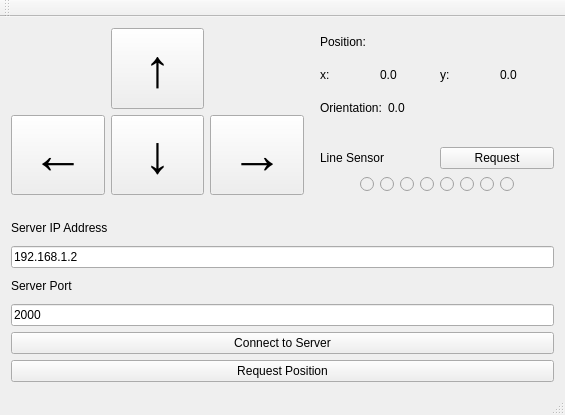
The window that QtClients/MovementDebugger/mainwindow.ui (madhavpatel6/EmbeddedSystemDesign_Team02) describes before a commit, drawn with Qt 5.
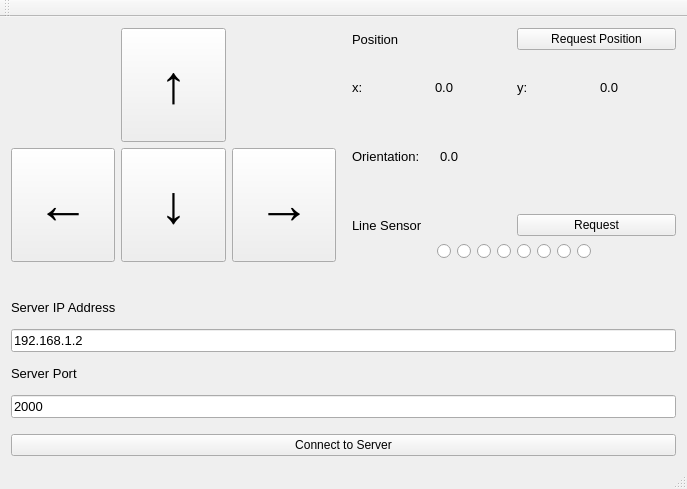
The same window after the commit.

Commit message: Added key binds and updated layout

Diff of the .ui file:
```diff
--- a/QtClients/MovementDebugger/mainwindow.ui
+++ b/QtClients/MovementDebugger/mainwindow.ui
@@ -6,8 +6,8 @@
    <rect>
     <x>0</x>
     <y>0</y>
-    <width>565</width>
-    <height>415</height>
+    <width>687</width>
+    <height>489</height>
    </rect>
   </property>
   <property name="windowTitle">
@@ -16,7 +16,9 @@
   <widget class="QWidget" name="centralWidget">
    <layout class="QVBoxLayout" name="verticalLayout_2">
     <item>
-     <layout class="QHBoxLayout" name="horizontalLayout" stretch="1,0,0">
+     <layout class="QVBoxLayout" name="verticalLayout" stretch="10,1,7">
+      <item>
+       <layout class="QHBoxLayout" name="horizontalLayout" stretch="1,0,1">
       <property name="bottomMargin">
        <number>0</number>
       </property>
@@ -127,16 +129,37 @@
       <item>
        <layout class="QVBoxLayout" name="verticalLayout_4">
         <item>
+           <layout class="QHBoxLayout" name="horizontalLayout_4">
+            <item>
          <widget class="QLabel" name="lbl_position">
+              <property name="font">
+               <font>
+                <pointsize>10</pointsize>
+               </font>
+              </property>
           <property name="text">
-           <string>Position:</string>
-          </property>
-         </widget>
+               <string>Position</string>
+              </property>
+             </widget>
+            </item>
+            <item>
+             <widget class="QPushButton" name="pb_requestPosition">
+              <property name="text">
+               <string>Request Position</string>
+              </property>
+             </widget>
+            </item>
+           </layout>
         </item>
         <item>
          <layout class="QHBoxLayout" name="horizontalLayout_2">
           <item>
            <widget class="QLabel" name="lbl_x_position">
+              <property name="font">
+               <font>
+                <pointsize>10</pointsize>
+               </font>
+              </property>
             <property name="text">
              <string>x: </string>
             </property>
@@ -144,6 +167,11 @@
           </item>
           <item>
            <widget class="QLabel" name="lbl_x_positionVal">
+              <property name="font">
+               <font>
+                <pointsize>10</pointsize>
+               </font>
+              </property>
             <property name="text">
              <string>0.0</string>
             </property>
@@ -151,6 +179,11 @@
           </item>
           <item>
            <widget class="QLabel" name="lbl_y_position">
+              <property name="font">
+               <font>
+                <pointsize>10</pointsize>
+               </font>
+              </property>
             <property name="text">
              <string>y: </string>
             </property>
@@ -158,6 +191,11 @@
           </item>
           <item>
            <widget class="QLabel" name="lbl_y_positionVal">
+              <property name="font">
+               <font>
+                <pointsize>10</pointsize>
+               </font>
+              </property>
             <property name="text">
              <string>0.0</string>
             </property>
@@ -166,9 +204,17 @@
          </layout>
         </item>
         <item>
-         <layout class="QHBoxLayout" name="horizontalLayout_3">
+           <layout class="QHBoxLayout" name="horizontalLayout_3" stretch="0,0,0">
+            <property name="spacing">
+             <number>6</number>
+            </property>
           <item>
            <widget class="QLabel" name="lbl_orientation">
+              <property name="font">
+               <font>
+                <pointsize>10</pointsize>
+               </font>
+              </property>
             <property name="text">
              <string>Orientation:</string>
             </property>
@@ -176,6 +222,11 @@
           </item>
           <item>
            <widget class="QLabel" name="lbl_orientationVal">
+              <property name="font">
+               <font>
+                <pointsize>10</pointsize>
+               </font>
+              </property>
             <property name="text">
              <string>0.0</string>
             </property>
@@ -191,7 +242,7 @@
             </property>
             <property name="sizeHint" stdset="0">
              <size>
-              <width>110</width>
+                <width>155</width>
               <height>20</height>
              </size>
             </property>
@@ -219,6 +270,11 @@
          <layout class="QHBoxLayout" name="horizontalLayout_6">
           <item>
            <widget class="QLabel" name="lbl_lineSensor">
+              <property name="font">
+               <font>
+                <pointsize>10</pointsize>
+               </font>
+              </property>
             <property name="text">
              <string>Line Sensor</string>
             </property>
@@ -254,7 +310,7 @@
           <item>
            <widget class="QRadioButton" name="rb_lineSensor0">
             <property name="enabled">
-             <bool>false</bool>
+               <bool>true</bool>
             </property>
             <property name="sizePolicy">
              <sizepolicy hsizetype="Fixed" vsizetype="Fixed">
@@ -279,7 +335,7 @@
           <item>
            <widget class="QRadioButton" name="rb_lineSensor1">
             <property name="enabled">
-             <bool>false</bool>
+               <bool>true</bool>
             </property>
             <property name="sizePolicy">
              <sizepolicy hsizetype="Fixed" vsizetype="Fixed">
@@ -301,7 +357,7 @@
           <item>
            <widget class="QRadioButton" name="rb_lineSensor2">
             <property name="enabled">
-             <bool>false</bool>
+               <bool>true</bool>
             </property>
             <property name="sizePolicy">
              <sizepolicy hsizetype="Fixed" vsizetype="Fixed">
@@ -323,7 +379,7 @@
           <item>
            <widget class="QRadioButton" name="rb_lineSensor3">
             <property name="enabled">
-             <bool>false</bool>
+               <bool>true</bool>
             </property>
             <property name="sizePolicy">
              <sizepolicy hsizetype="Fixed" vsizetype="Fixed">
@@ -345,7 +401,7 @@
           <item>
            <widget class="QRadioButton" name="rb_lineSensor4">
             <property name="enabled">
-             <bool>false</bool>
+               <bool>true</bool>
             </property>
             <property name="sizePolicy">
              <sizepolicy hsizetype="Fixed" vsizetype="Fixed">
@@ -367,7 +423,7 @@
           <item>
            <widget class="QRadioButton" name="rb_lineSensor5">
             <property name="enabled">
-             <bool>false</bool>
+               <bool>true</bool>
             </property>
             <property name="sizePolicy">
              <sizepolicy hsizetype="Fixed" vsizetype="Fixed">
@@ -389,7 +445,7 @@
           <item>
            <widget class="QRadioButton" name="rb_lineSensor6">
             <property name="enabled">
-             <bool>false</bool>
+               <bool>true</bool>
             </property>
             <property name="sizePolicy">
              <sizepolicy hsizetype="Fixed" vsizetype="Fixed">
@@ -411,7 +467,7 @@
           <item>
            <widget class="QRadioButton" name="rb_lineSensor7">
             <property name="enabled">
-             <bool>false</bool>
+               <bool>true</bool>
             </property>
             <property name="sizePolicy">
              <sizepolicy hsizetype="Fixed" vsizetype="Fixed">
@@ -454,21 +510,23 @@
       <property name="orientation">
        <enum>Qt::Vertical</enum>
       </property>
-      <property name="sizeType">
-       <enum>QSizePolicy::Fixed</enum>
-      </property>
       <property name="sizeHint" stdset="0">
        <size>
         <width>20</width>
-        <height>15</height>
+          <height>40</height>
        </size>
       </property>
      </spacer>
     </item>
     <item>
-     <layout class="QVBoxLayout" name="verticalLayout_3">
+       <layout class="QVBoxLayout" name="verticalLayout_3" stretch="0,0,0,0,0,0">
       <item>
        <widget class="QLabel" name="lbl_IPAddress">
+          <property name="font">
+           <font>
+            <pointsize>10</pointsize>
+           </font>
+          </property>
         <property name="text">
          <string>Server IP Address</string>
         </property>
@@ -476,6 +534,11 @@
       </item>
       <item>
        <widget class="QLineEdit" name="le_IPAddress">
+          <property name="font">
+           <font>
+            <pointsize>10</pointsize>
+           </font>
+          </property>
         <property name="text">
          <string>192.168.1.2</string>
         </property>
@@ -483,6 +546,11 @@
       </item>
       <item>
        <widget class="QLabel" name="lbl_port">
+          <property name="font">
+           <font>
+            <pointsize>10</pointsize>
+           </font>
+          </property>
         <property name="text">
          <string>Server Port</string>
         </property>
@@ -490,11 +558,35 @@
       </item>
       <item>
        <widget class="QLineEdit" name="le_port">
+          <property name="enabled">
+           <bool>true</bool>
+          </property>
+          <property name="font">
+           <font>
+            <pointsize>10</pointsize>
+           </font>
+          </property>
         <property name="text">
          <string>2000</string>
         </property>
        </widget>
       </item>
+        <item>
+         <spacer name="verticalSpacer_3">
+          <property name="orientation">
+           <enum>Qt::Vertical</enum>
+          </property>
+          <property name="sizeType">
+           <enum>QSizePolicy::Fixed</enum>
+          </property>
+          <property name="sizeHint" stdset="0">
+           <size>
+            <width>20</width>
+            <height>10</height>
+           </size>
+          </property>
+         </spacer>
+        </item>
       <item>
        <widget class="QPushButton" name="pb_connectToServer">
         <property name="text">
@@ -502,12 +594,7 @@
         </property>
        </widget>
       </item>
-      <item>
-       <widget class="QPushButton" name="pb_requestPosition">
-        <property name="text">
-         <string>Request Position</string>
-        </property>
-       </widget>
+       </layout>
       </item>
      </layout>
     </item>
```
Lines whose indentation alone changed are shown as unchanged. The commit also changes 3 other files.
